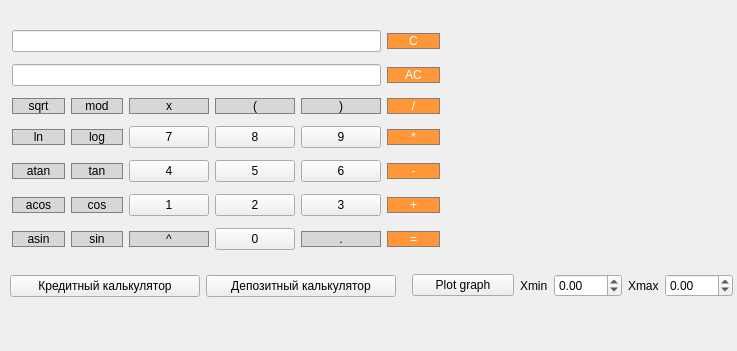
Old version of the form src/frontend/smartCalc/mainwindow.ui in the repository ara-bakiev997/C7_SmartCalc.
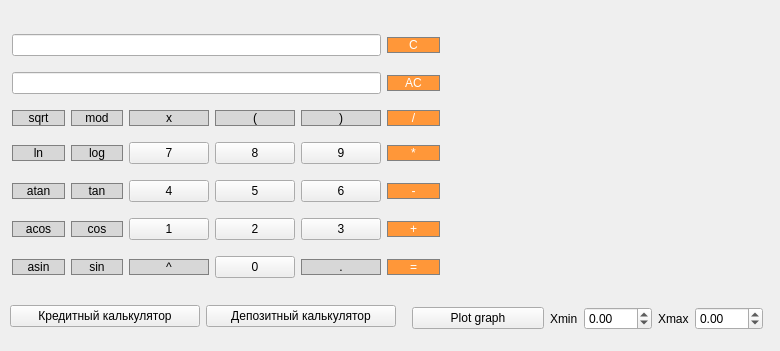
New version of the form. Custom widgets are drawn as their Qt base class.

Diff of the .ui file:
```diff
--- a/src/frontend/smartCalc/mainwindow.ui
+++ b/src/frontend/smartCalc/mainwindow.ui
@@ -6,7 +6,7 @@
    <rect>
     <x>0</x>
     <y>0</y>
-    <width>737</width>
+    <width>780</width>
     <height>351</height>
    </rect>
   </property>
@@ -18,9 +18,9 @@
     <property name="geometry">
      <rect>
       <x>450</x>
-      <y>30</y>
-      <width>281</width>
-      <height>231</height>
+      <y>20</y>
+      <width>311</width>
+      <height>271</height>
      </rect>
     </property>
    </widget>
@@ -30,7 +30,7 @@
       <x>12</x>
       <y>24</y>
       <width>428</width>
-      <height>233</height>
+      <height>269</height>
      </rect>
     </property>
     <layout class="QGridLayout" name="gridLayout">
@@ -555,9 +555,9 @@
     <property name="geometry">
      <rect>
       <x>412</x>
-      <y>270</y>
-      <width>321</width>
-      <height>31</height>
+      <y>300</y>
+      <width>351</width>
+      <height>37</height>
      </rect>
     </property>
     <layout class="QHBoxLayout" name="horizontalLayout_4">
@@ -584,6 +584,9 @@
          </item>
          <item>
           <widget class="QDoubleSpinBox" name="doubleSpinBox_Xmin">
+           <property name="styleSheet">
+            <string notr="true">font: 13pt &quot;.AppleSystemUIFont&quot;;</string>
+           </property>
            <property name="minimum">
             <double>-999.000000000000000</double>
            </property>
@@ -602,6 +605,9 @@
          </item>
          <item>
           <widget class="QDoubleSpinBox" name="doubleSpinBox_Xmax">
+           <property name="styleSheet">
+            <string notr="true">font: 13pt &quot;.AppleSystemUIFont&quot;;</string>
+           </property>
            <property name="minimum">
             <double>-999.000000000000000</double>
            </property>
@@ -617,7 +623,7 @@
     <property name="geometry">
      <rect>
       <x>10</x>
-      <y>270</y>
+      <y>300</y>
       <width>386</width>
       <height>32</height>
      </rect>
```
Left out of the diff: 44 changed lines with no effect on the pictures.
